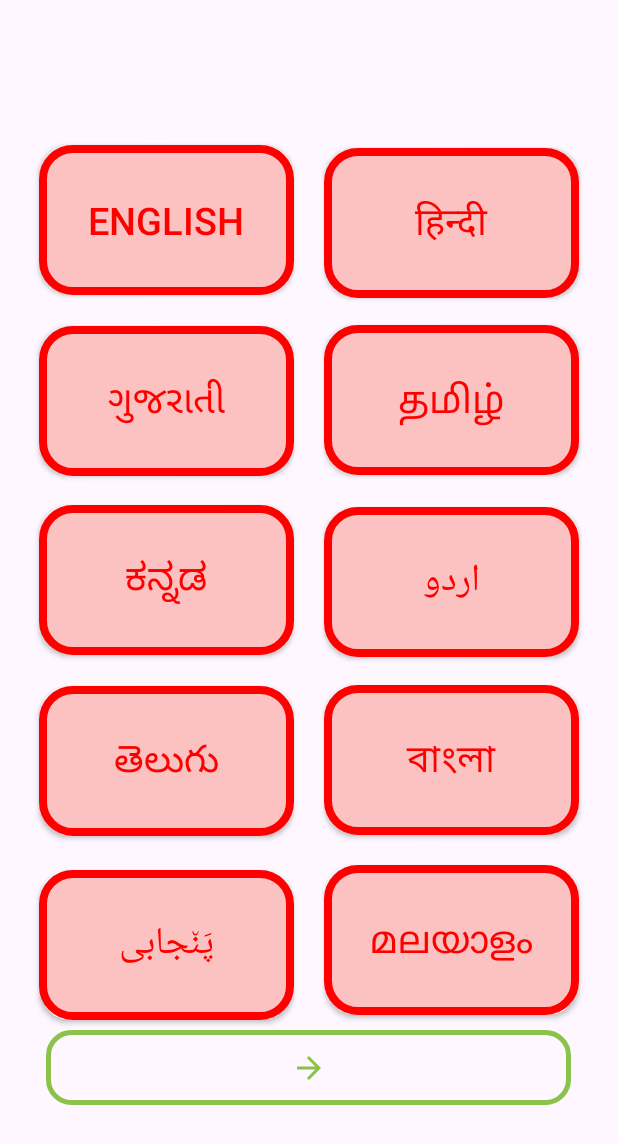
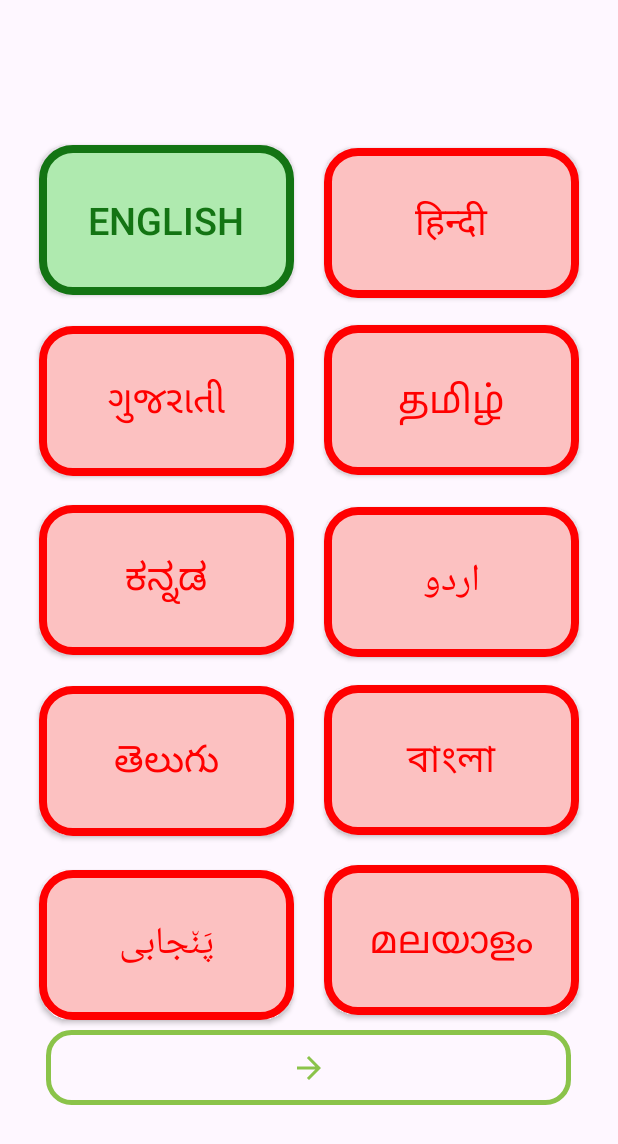
Before and after one commit to hiren2003/prjagrimanagment, an Android app: the screen it shows after launch (Language), on a phone screen of 412 x 824 dp. Shown: the top 1144 px of the screen. Run offline under Robolectric (Android 15) with nearby library versions, the phone set to English and light mode, and no system bars.

Commit message:
added new language screen

```diff
--- a/AgricultureManagmentApp/app/src/main/java/com/project/agriculturemanagmentapp/Language.java
+++ b/AgricultureManagmentApp/app/src/main/java/com/project/agriculturemanagmentapp/Language.java
@@ -2,19 +2,25 @@ package com.project.agriculturemanagmentapp;
 
 import androidx.appcompat.app.AppCompatActivity;
 
+import android.content.Intent;
 import android.os.Bundle;
 import android.renderscript.ScriptGroup;
+import android.view.View;
+import android.widget.Button;
 import android.widget.CompoundButton;
+import android.widget.ImageButton;
 import android.widget.ToggleButton;
 
 public class Language extends AppCompatActivity {
 
     ToggleButton tgleng, tglhnd, tglgjr, tgltml, tglknd, tglurd, tgltlg, tglbgl, tglpjb, tglmlylm;
+    ImageButton btnsublang;
 
     @Override
     protected void onCreate(Bundle savedInstanceState) {
         super.onCreate(savedInstanceState);
         setContentView(R.layout.activity_language);
+        btnsublang=findViewById(R.id.btnsublang);
         tgleng = findViewById(R.id.tgleng);
         tglhnd = findViewById(R.id.tglhnd);
         tglgjr = findViewById(R.id.tglgjr);
@@ -35,6 +41,14 @@ public class Language extends AppCompatActivity {
         tglbgl.setTextOn("বাংলা");
         tglpjb.setTextOn("پَن٘جابی");
         tglmlylm.setTextOn("മലയാളം");
+        tgleng.setChecked(true);
+        tgleng.setTextColor(getResources().getColor(R.color.Dark_green));
+        btnsublang.setOnClickListener(new View.OnClickListener() {
+            @Override
+            public void onClick(View v) {
+                startActivity(new Intent(Language.this,MainActivity.class));
+            }
+        });
         tgleng.setOnCheckedChangeListener(new CompoundButton.OnCheckedChangeListener() {
             @Override
             public void onCheckedChanged(CompoundButton buttonView, boolean isChecked) {
--- a/AgricultureManagmentApp/app/src/main/res/layout/activity_language.xml
+++ b/AgricultureManagmentApp/app/src/main/res/layout/activity_language.xml
@@ -175,7 +175,7 @@
     </LinearLayout>
 
     <ImageButton
-        android:id="@+id/imageButton"
+        android:id="@+id/btnsublang"
         android:layout_width="350dp"
         android:layout_height="50dp"
         android:background="@drawable/border_green"
```
